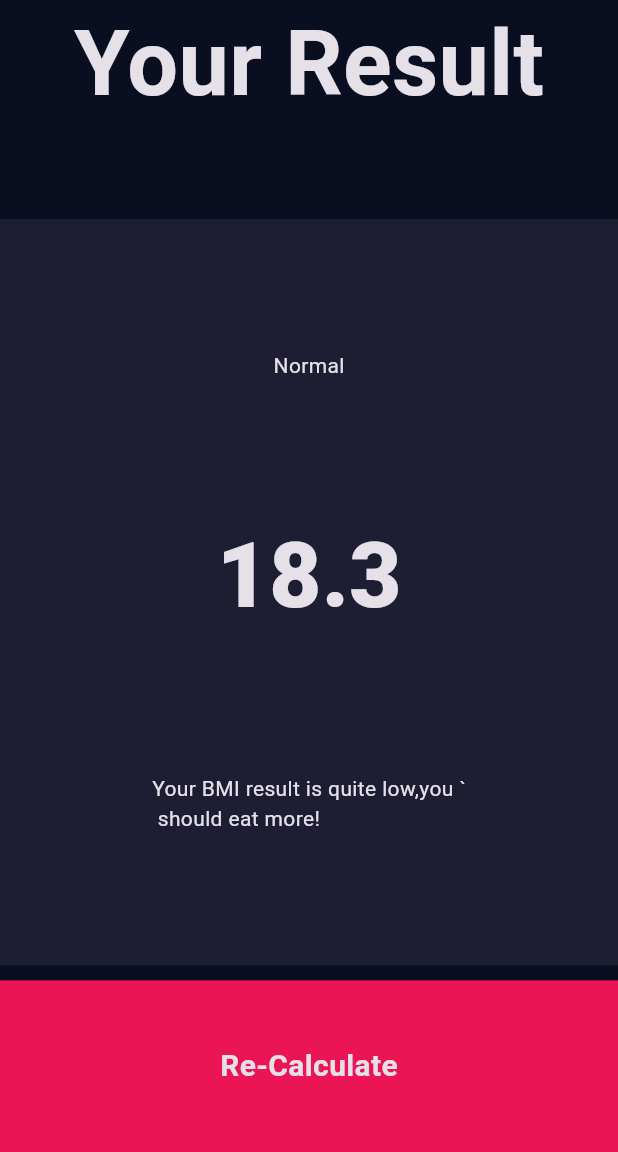
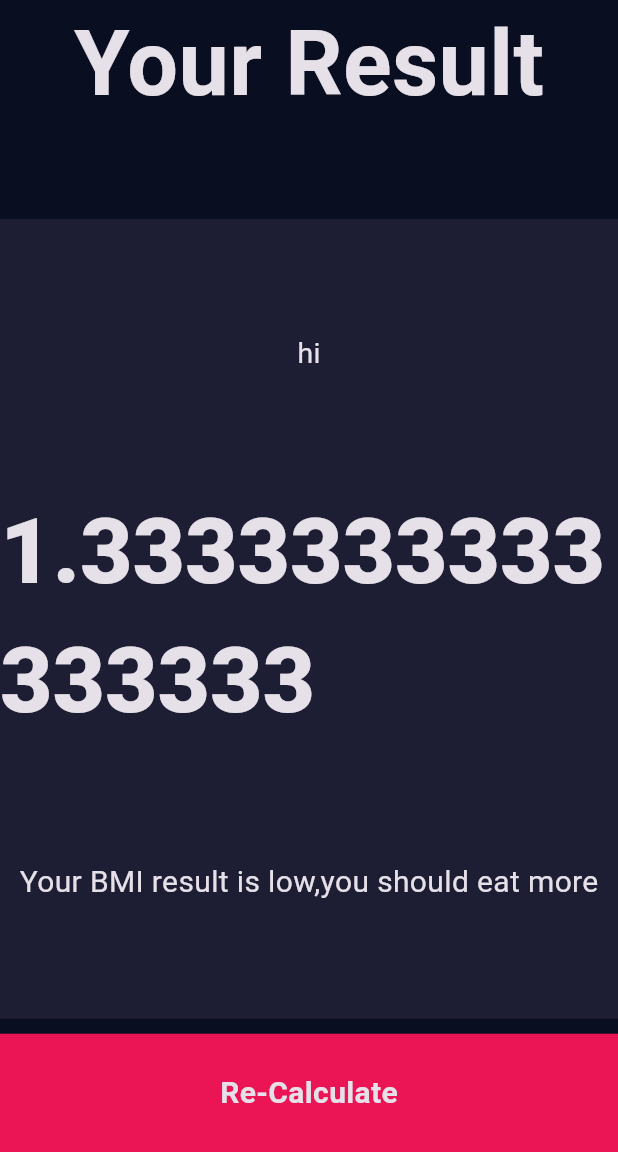
Before and after one commit to MunyaradziTamayi/BMI-Calculator-, a Flutter app: the Result_page screen opened by its route, on a phone screen of 412 x 824 dp, the part 84-1236 px from its top. Run offline on Flutter 3.47's test engine with Material 3 defaults, Android fonts, the phone set to English and light mode, and no system bars; our stand-ins replace font_awesome_flutter.

Commit message:
The calculator brain and the BMI result page
functionality of the calculator

```diff
--- a/lib/Result_page.dart
+++ b/lib/Result_page.dart
@@ -1,6 +1,7 @@
 import 'package:flutter/material.dart';
-
+import 'calculator_brain.dart';
 import 'constants.dart';
+import 'staticVariables.dart';
 
 class Result_page extends StatefulWidget {
   const Result_page({super.key});
@@ -10,6 +11,10 @@ class Result_page extends StatefulWidget {
 }
 
 class _Result_pageState extends State<Result_page> {
+
+  Calculator_brain calc_brains= new Calculator_brain();
+
+
   @override
   Widget build(BuildContext context) {
     return Scaffold(
@@ -28,16 +33,18 @@ class _Result_pageState extends State<Result_page> {
             height:60
           ),
              Expanded(
-               flex: 4,
+               flex: 6,
               child: Container(
                 width: double.infinity,
                 color: kActiveCardColor,
                 child: Column(
                   mainAxisAlignment: MainAxisAlignment.spaceEvenly,
                   children: [
-                    Text('Normal'),
-                    Text('18.3',style:kValueTextStyle,),
-                    Text('Your BMI result is quite low,you `\n should eat more!')
+                    Text(bmiCategory,style:kCardTextStyle,),
+                    Text(calc_brains.calculateBMI(weight:weight, height:height).toString(),style:kValueTextStyle,),
+                    Text(bmiComment,style:TextStyle(
+                      fontSize: 20
+                    ))
                   ],
                 ),
               ),
--- /dev/null
+++ b/lib/calculator_brain.dart
@@ -0,0 +1,34 @@
+import 'dart:math';
+import 'input_page.dart';
+import 'package:flutter/material.dart';
+import 'staticVariables.dart';
+
+class Calculator_brain{
+
+  double calculateBMI({required int weight,required int height}) {
+    double bmiResult = weight / pow(height / 100, 2).roundToDouble();
+
+    if(bmiResult<18.5){
+      bmiCategory='Underweight';
+      bmiComment='Your BMI result is low,you should eat more';
+    }
+    else if(bmiResult==18.5 && (bmiResult<25)) {
+      bmiCategory='normal';
+      bmiComment='Your BMI result is normal';
+    }
+    else if(bmiResult==25 && (bmiResult<30)){
+      bmiCategory='Overweight';
+      bmiComment='Your BMI result is above normal ,eat less';
+    }
+    else {
+      bmiCategory='Obese';
+      bmiComment='Your BMI result is too much ,get on diet!!!';
+    }
+    return bmiResult;
+  }
+
+
+
+
+
+}
--- a/lib/input_page.dart
+++ b/lib/input_page.dart
@@ -7,6 +7,7 @@ import 'Reusable_card_age_weight.dart';
 import 'card_Content.dart';
 import 'constants.dart';
 import 'height_card.dart';
+import 'staticVariables.dart';
 
 enum GenderType{
   male,female,empty
@@ -20,9 +21,7 @@ class InputPage extends StatefulWidget {
 
 
 class _InputPageState extends State<InputPage> {
-     int height =180;
-     int age=4;
-     int weight=4;
+
     GenderType selectedGender=GenderType.empty;
 
   @override
--- /dev/null
+++ b/lib/staticVariables.dart
@@ -0,0 +1,8 @@
+
+import 'package:flutter/material.dart';
+
+late int height =180;
+late int age=4;
+late int weight=4;
+late String bmiCategory='hi';
+late String bmiComment='hey';
```
